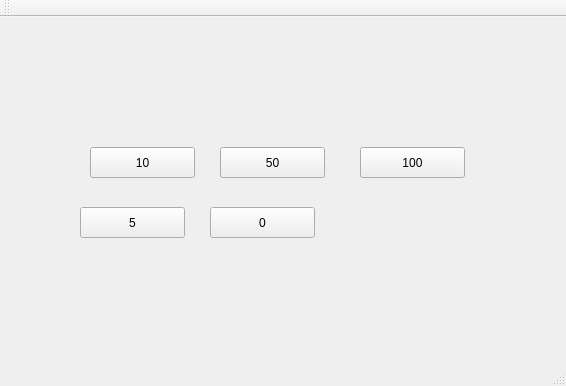
Old version of the form mainwindow.ui in the repository srikrishnan90/pwm_test.
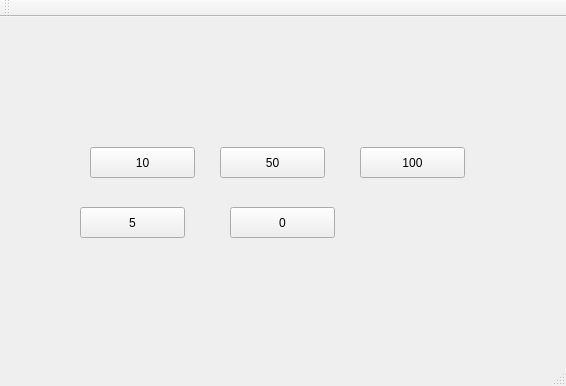
New version of the form.

What changed in the file:
```diff
--- a/mainwindow.ui
+++ b/mainwindow.ui
@@ -69,7 +69,7 @@
    <widget class="QPushButton" name="pushButton_5">
     <property name="geometry">
      <rect>
-      <x>210</x>
+      <x>230</x>
       <y>190</y>
       <width>105</width>
       <height>31</height>
```
